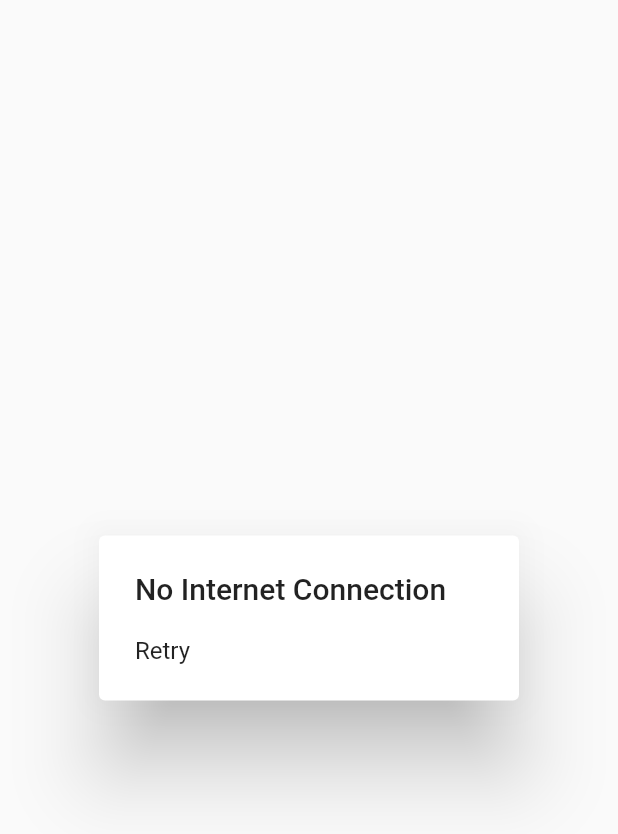
After one commit to Adityapalmzn12/My-Store, a Flutter app: the NoInternetConnection screen opened directly, on a phone screen of 412 x 824 dp. The commit adds this screen. Shown: the top 834 px of the screen. Run offline on Flutter 3.47's test engine with Material 2 defaults, Android fonts, the phone set to English and light mode, and no system bars; our stand-ins replace connectivity_plus, flutter_bloc, flutter_svg, shared_preferences; accounts and stored records are empty.

```diff
--- a/lib/main.dart
+++ b/lib/main.dart
@@ -61,7 +61,7 @@ class MyApp extends StatelessWidget {
                 home: HomeScreen(),
               );
             }
-            return Container();
+            return HomeScreen();
           },
         ));
   }
--- a/lib/screen/dashboard/order_dashboard.dart
+++ b/lib/screen/dashboard/order_dashboard.dart
@@ -17,7 +17,8 @@ class OrderDashboard extends StatelessWidget {
   @override
   Widget build(BuildContext context) {
     contexts=context;
-    return Scaffold(appBar:CustomAppBar(
+    return Scaffold(
+      appBar:CustomAppBar(
       height: 110,
       child: ListView(
         shrinkWrap: true,
--- a/lib/screen/navigation_bar.dart
+++ b/lib/screen/navigation_bar.dart
@@ -1,4 +1,5 @@
 import 'package:flutter/material.dart';
+import 'package:yourtrends/common_component/custom_appbar.dart';
 import 'package:yourtrends/screen/dashboard/action_dashboard.dart';
 import 'package:yourtrends/screen/dashboard/fulfill_dashboard.dart';
 import 'package:yourtrends/screen/dashboard/order_dashboard.dart';
--- /dev/null
+++ b/lib/screen/no_intenetconnection.dart
@@ -0,0 +1,25 @@
+import 'package:flutter/material.dart';
+class NoInternetConnection extends StatelessWidget {
+  const NoInternetConnection({Key? key}) : super(key: key);
+
+  @override
+  Widget build(BuildContext context) {
+    return Scaffold(
+      body: Center(
+        child: SimpleDialog(
+          title:const Text('No Internet Connection'),
+          children: <Widget>[
+
+            SimpleDialogOption(
+              onPressed: () {
+                // Navigator.pop(context);
+              },
+              child: const Text('Retry'),
+            ),
+          ],
+        ),
+      ),
+    );
+
+  }
+}
```
Also changed, not shown: lib/common_component/custom_appbar.dart (+8 -0 lines), lib/screen/home.dart (+6 -11 lines).
